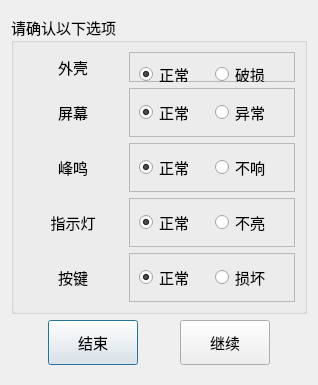
This is MonitorPduTool/home/home_manualdlg.ui in ChinaClever/PDU-MonitorTool as Qt 5 draws it before an edit. The edited form follows.
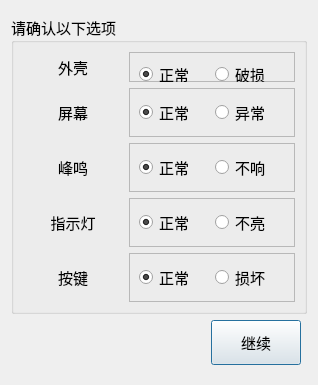
This is the edited form.

Patch:
```diff
--- a/MonitorPduTool/home/home_manualdlg.ui
+++ b/MonitorPduTool/home/home_manualdlg.ui
@@ -26,7 +26,20 @@
    <property name="bottomMargin">
     <number>20</number>
    </property>
-   <item row="0" column="0" colspan="5">
+   <item row="1" column="1">
+    <spacer name="horizontalSpacer_2">
+     <property name="orientation">
+      <enum>Qt::Horizontal</enum>
+     </property>
+     <property name="sizeHint" stdset="0">
+      <size>
+       <width>57</width>
+       <height>20</height>
+      </size>
+     </property>
+    </spacer>
+   </item>
+   <item row="0" column="0" colspan="4">
     <widget class="QGroupBox" name="groupBox">
      <property name="title">
       <string>请确认以下选项</string>
@@ -390,47 +403,8 @@
      </layout>
     </widget>
    </item>
-   <item row="1" column="0">
-    <spacer name="horizontalSpacer">
-     <property name="orientation">
-      <enum>Qt::Horizontal</enum>
-     </property>
-     <property name="sizeHint" stdset="0">
-      <size>
-       <width>57</width>
-       <height>20</height>
-      </size>
-     </property>
-    </spacer>
-   </item>
-   <item row="1" column="1">
-    <widget class="QPushButton" name="pushButton_2">
-     <property name="minimumSize">
-      <size>
-       <width>90</width>
-       <height>45</height>
-      </size>
-     </property>
-     <property name="text">
-      <string>结束</string>
-     </property>
-    </widget>
-   </item>
    <item row="1" column="2">
-    <spacer name="horizontalSpacer_2">
-     <property name="orientation">
-      <enum>Qt::Horizontal</enum>
-     </property>
-     <property name="sizeHint" stdset="0">
-      <size>
-       <width>57</width>
-       <height>20</height>
-      </size>
-     </property>
-    </spacer>
-   </item>
-   <item row="1" column="3">
-    <widget class="QPushButton" name="pushButton">
+    <widget class="QPushButton" name="okBtn">
      <property name="minimumSize">
       <size>
        <width>90</width>
@@ -442,19 +416,6 @@
      </property>
     </widget>
    </item>
-   <item row="1" column="4">
-    <spacer name="horizontalSpacer_3">
-     <property name="orientation">
-      <enum>Qt::Horizontal</enum>
-     </property>
-     <property name="sizeHint" stdset="0">
-      <size>
-       <width>57</width>
-       <height>20</height>
-      </size>
-     </property>
-    </spacer>
-   </item>
   </layout>
  </widget>
  <tabstops>
```
Left out of the diff: 23 changed lines with no effect on the pictures.
